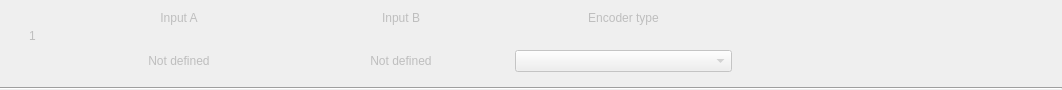
Qt form src/widgets/encoders/encoders.ui (anpeaco/FreeJoyXConfiguratorQt) before a commit.
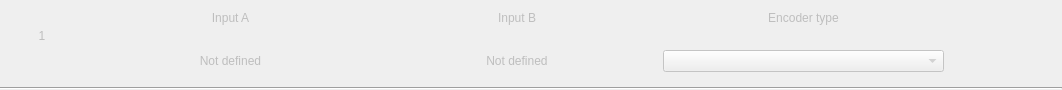
The same form after that commit. Custom widgets are drawn as their Qt base class.

Commit message: refactor(ui): LED timers group box (B2), encoder row alignment (B7), shared progress-log (B1)

The edit to the form file:
```diff
--- a/src/widgets/encoders/encoders.ui
+++ b/src/widgets/encoders/encoders.ui
@@ -19,7 +19,7 @@
   <property name="windowTitle">
    <string notr="true">Form</string>
   </property>
-  <layout class="QGridLayout" name="gridLayout" rowstretch="3,3,0" columnstretch="3,10,10,10,15">
+  <layout class="QGridLayout" name="gridLayout" rowstretch="3,3,0" columnstretch="3,10,10,10,4">
    <property name="leftMargin">
     <number>0</number>
    </property>
```
The commit also changes 4 other files.
